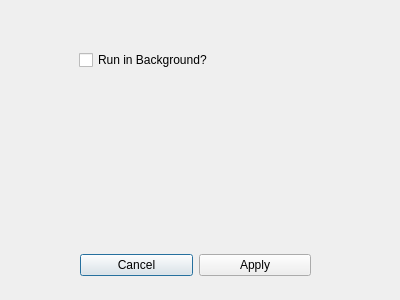
Before: the Qt Designer form settings.ui in chrislambert3/Replica-Reaper, drawn with Qt 5.
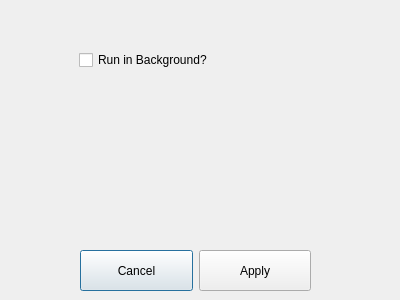
After: the same form once the commit is applied.

Commit message: fixed settings button cutoff

Patch:
```diff
--- a/settings.ui
+++ b/settings.ui
@@ -19,12 +19,18 @@
      <x>80</x>
      <y>250</y>
      <width>231</width>
-     <height>31</height>
+     <height>41</height>
     </rect>
    </property>
    <layout class="QHBoxLayout" name="horizontalLayout">
     <item>
      <widget class="QPushButton" name="cancelBTN">
+      <property name="sizePolicy">
+       <sizepolicy hsizetype="Minimum" vsizetype="Preferred">
+        <horstretch>0</horstretch>
+        <verstretch>0</verstretch>
+       </sizepolicy>
+      </property>
       <property name="text">
        <string>Cancel</string>
       </property>
@@ -32,6 +38,12 @@
     </item>
     <item>
      <widget class="QPushButton" name="applyBTN">
+      <property name="sizePolicy">
+       <sizepolicy hsizetype="Minimum" vsizetype="Preferred">
+        <horstretch>0</horstretch>
+        <verstretch>0</verstretch>
+       </sizepolicy>
+      </property>
       <property name="text">
        <string>Apply</string>
       </property>
```
